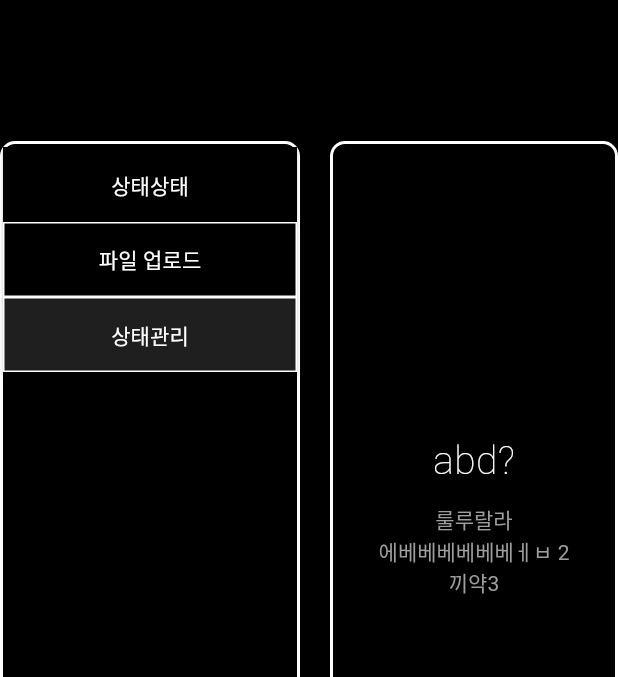
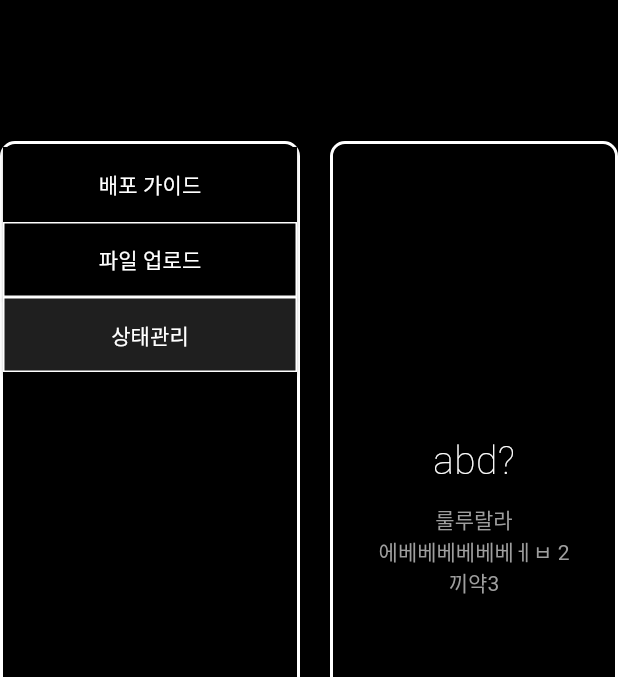
Before and after one commit to CAU-EasyBackend/easybackend-frontend, a Flutter app: the sangtae screen opened directly, after a tap on "상태관리", on a phone screen of 412 x 824 dp, the part 84-761 px from its top. Run offline on Flutter 3.47's test engine with Material 3 defaults, Android fonts, the phone set to English and light mode, and no system bars; our stand-ins replace file_picker.

Commit message:
page move

```diff
--- a/lib/baepopage/sangtae.dart
+++ b/lib/baepopage/sangtae.dart
@@ -1,3 +1,4 @@
+import 'package:easyback/baepopage/baepo.dart';
 import 'package:flutter/material.dart';
 import '../mainpage/ApiPage.dart';
 import '../loginpage.dart';
@@ -17,6 +18,17 @@ class _sangtaeState extends State<sangtae> {
   Color buttonColor2 = Colors.black;
   Color buttonColor3 = Colors.black;
   String? centerText;
+
+  @override
+  void initState() {
+    super.initState();
+    setState(() {
+      buttonColor1 = Colors.black;
+      buttonColor2 = Colors.black;
+      buttonColor3 = Colors.white12; // 상태관리 버튼 색상 변경
+    });
+  }
+
 
   @override
   Widget build(BuildContext context) {
@@ -106,11 +118,7 @@ class _sangtaeState extends State<sangtae> {
                       height: 50,
                       child: ElevatedButton(
                         onPressed: () {
-                          setState(() {
-                            buttonColor1 = Colors.white12; // 버튼 색상 변경
-                            buttonColor2 = Colors.black; // 다른 버튼 색상 원래대로 설정
-                            buttonColor3 = Colors.black;
-                          });
+                          _handleDeploymentGuideButton(context); // 배포 가이드 버튼 클릭 시 이동하는 함수 호출
                         },
                         style: ElevatedButton.styleFrom(
                           foregroundColor: Colors.white,
@@ -120,7 +128,7 @@ class _sangtaeState extends State<sangtae> {
 
                           ),
                         ),
-                        child: Text('상태상태'),
+                        child: Text('배포 가이드'),
                       ),
                     ),
                     SizedBox(height: 0),
@@ -129,11 +137,7 @@ class _sangtaeState extends State<sangtae> {
                       height: 50,
                       child: ElevatedButton(
                         onPressed: () {
-                          setState(() {
-                            buttonColor1 = Colors.black;
-                            buttonColor2 = Colors.white12;
-                            buttonColor3 = Colors.black;
-                          });
+                          _handlebaepoGuideButton(context); // 배포 가이드 버튼 클릭 시 이동하는 함수 호출
                         },
                         style: ElevatedButton.styleFrom(
                           foregroundColor: Colors.white,
@@ -152,11 +156,7 @@ class _sangtaeState extends State<sangtae> {
                       height: 50,
                       child: ElevatedButton(
                         onPressed: () {
-                          setState(() {
-                            buttonColor1 = Colors.black;
-                            buttonColor2 = Colors.black;
-                            buttonColor3 = Colors.white12;
-                          });
+                          // 배포 가이드 버튼 클릭 시 이동하는 함수 호출
                         },
                         style: ElevatedButton.styleFrom(
                           foregroundColor: Colors.white,
@@ -252,3 +252,18 @@ class _sangtaeState extends State<sangtae> {
     Navigator.popUntil(context, ModalRoute.withName('/'));
   }
 }
+
+void _handleDeploymentGuideButton(BuildContext context) {
+  // Deployment 페이지로 이동
+  Navigator.push(
+    context,
+    MaterialPageRoute(builder: (context) => Deployment()), // Deployment 페이지로 이동
+  );
+}
+void _handlebaepoGuideButton(BuildContext context) {
+  // Deployment 페이지로 이동
+  Navigator.push(
+    context,
+    MaterialPageRoute(builder: (context) => baepo()), // Deployment 페이지로 이동
+  );
+}
```
Also changed, not shown: lib/baepopage/baepo.dart (+14 -14 lines).
